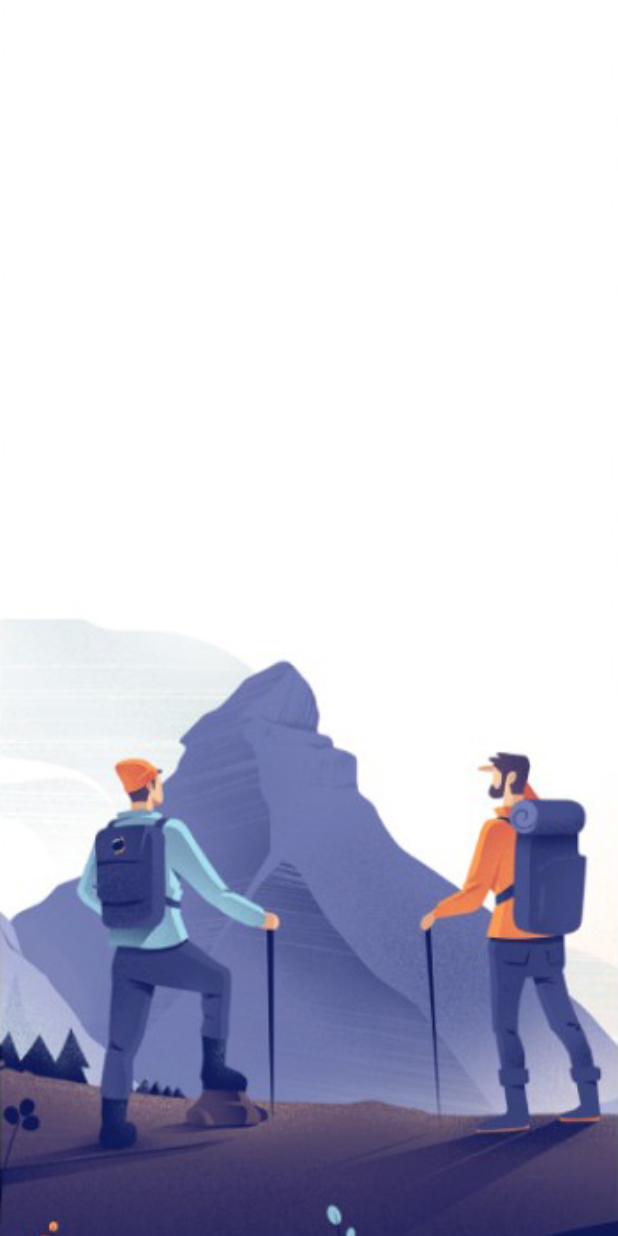
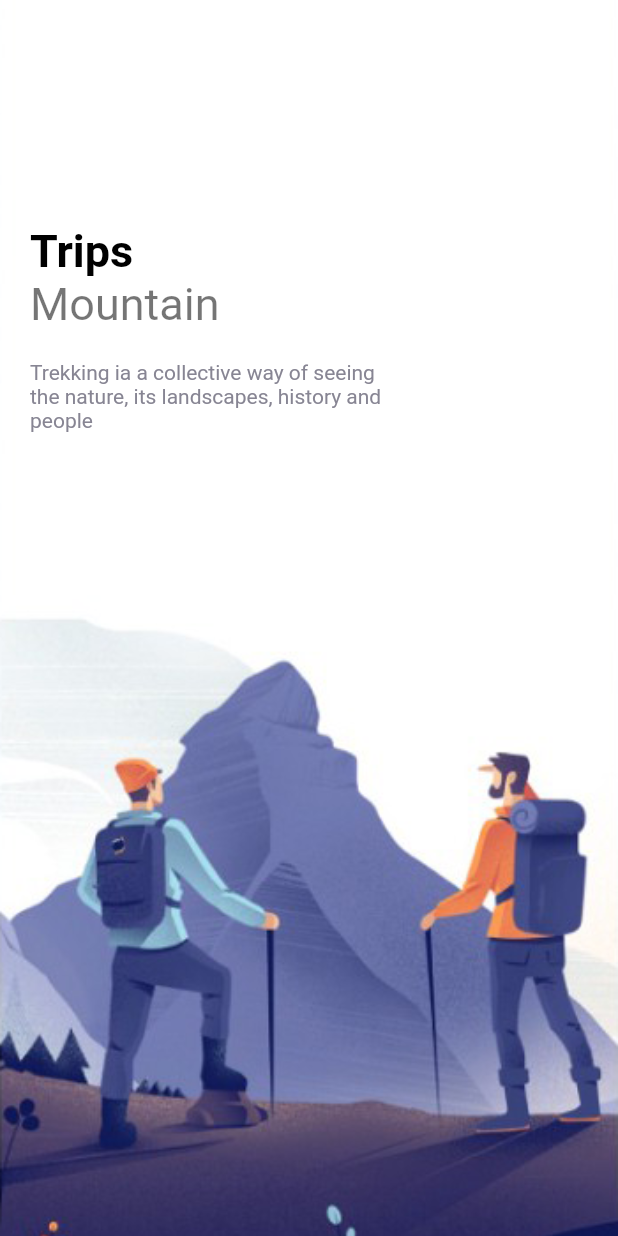
Before and after one commit to ManyuDhyani/Travel-App, a Flutter app: the screen it shows after launch, on a phone screen of 412 x 824 dp. Run offline on Flutter 3.47's test engine with Material 2 defaults, Android fonts, the phone set to English and light mode, and no system bars.

Commit message:
Implemented the Text class large and normal for the use throughout the app and integrated it to slider

```diff
--- /dev/null
+++ b/lib/Widgets/appLargeText.dart
@@ -0,0 +1,26 @@
+import 'package:flutter/material.dart';
+
+class AppLargeText extends StatelessWidget {
+  double size;
+  final String text;
+  final Color color;
+
+  AppLargeText({
+    Key? key,
+    this.size = 30.0,
+    required this.text,
+    this.color = Colors.black,
+  }) : super(key: key);
+
+  @override
+  Widget build(BuildContext context) {
+    return Text(
+      text,
+      style: TextStyle(
+        color: color,
+        fontSize: size,
+        fontWeight: FontWeight.bold,
+      ),
+    );
+  }
+}
--- /dev/null
+++ b/lib/Widgets/appText.dart
@@ -0,0 +1,25 @@
+import 'package:flutter/material.dart';
+
+class AppText extends StatelessWidget {
+  double size;
+  final String text;
+  final Color color;
+
+  AppText({
+    Key? key,
+    this.size = 16.0,
+    required this.text,
+    this.color = Colors.black54,
+  }) : super(key: key);
+
+  @override
+  Widget build(BuildContext context) {
+    return Text(
+      text,
+      style: TextStyle(
+        color: color,
+        fontSize: size,
+      ),
+    );
+  }
+}
--- a/lib/pages/welcomePage.dart
+++ b/lib/pages/welcomePage.dart
@@ -1,4 +1,7 @@
 import 'package:flutter/material.dart';
+import 'package:travel_app/Widgets/appLargeText.dart';
+import 'package:travel_app/Widgets/appText.dart';
+import 'package:travel_app/misc/colors.dart';
 
 class WelcomePage extends StatefulWidget {
   WelcomePage({Key? key}) : super(key: key);
@@ -25,6 +28,30 @@ class _WelcomePageState extends State<WelcomePage> {
                     image: AssetImage("img/" + images[index]),
                     fit: BoxFit.cover),
               ),
+              child: Container(
+                margin: const EdgeInsets.only(top: 150, left: 20, right: 20),
+                child: Row(
+                  children: [
+                    Column(
+                      crossAxisAlignment: CrossAxisAlignment.start,
+                      children: [
+                        AppLargeText(text: "Trips"),
+                        AppText(size: 30.0, text: "Mountain"),
+                        const SizedBox(height: 20.0),
+                        Container(
+                          width: 250,
+                          child: AppText(
+                            text:
+                                "Trekking ia a collective way of seeing the nature, its landscapes, history and people",
+                            color: AppColors.textColor2,
+                            size: 14,
+                          ),
+                        )
+                      ],
+                    )
+                  ],
+                ),
+              ),
             );
           }),
     );
```
